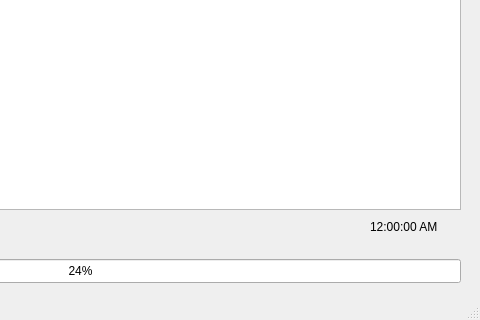
The window that cyberdom.ui (MijersOne/CyberDom-Qt) describes before a commit, drawn with Qt 5; both pictures show x 320 to 800 and y 280 to 600 of the 800 by 600 pixel window.
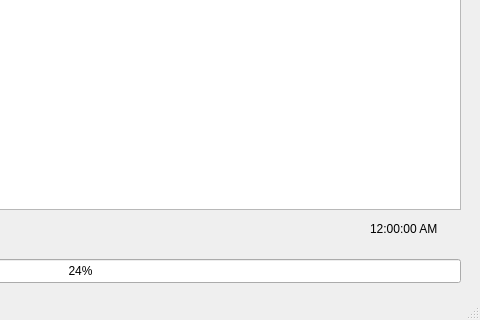
The same window after the commit.

Diff of the .ui file:
```diff
--- a/cyberdom.ui
+++ b/cyberdom.ui
@@ -102,8 +102,8 @@
      <rect>
       <x>690</x>
       <y>480</y>
-      <width>71</width>
-      <height>16</height>
+      <width>91</width>
+      <height>20</height>
      </rect>
     </property>
     <property name="text">
```
Left out of the diff: 23 changed lines with no effect on the pictures.
